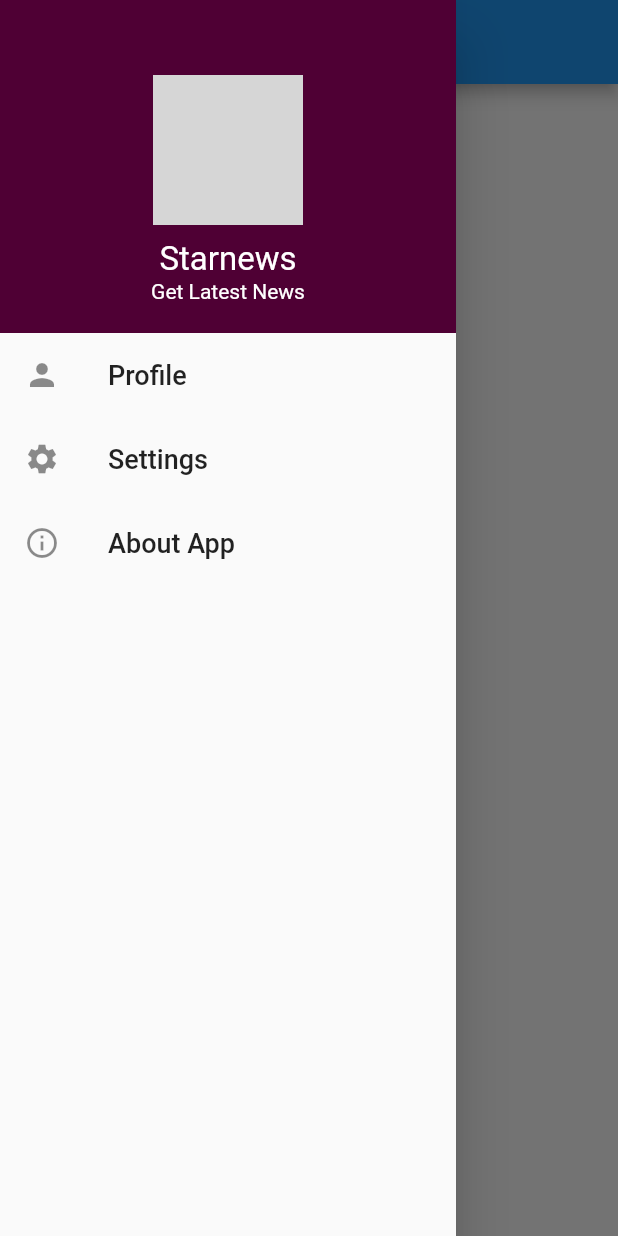
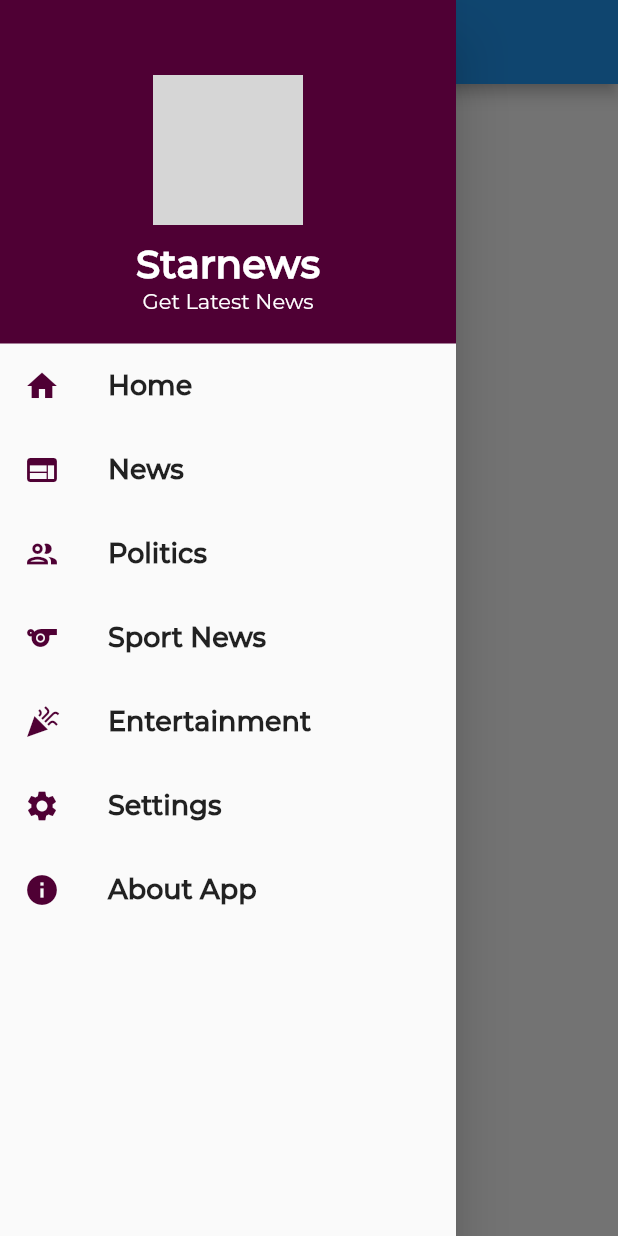
Before and after one commit to ENOCH1234/starnews, a Flutter app: the Screen screen opened directly, with the side drawer open, on a phone screen of 412 x 824 dp. Run offline on Flutter 3.47's test engine with Material 2 defaults, Android fonts, the phone set to English and light mode, and no system bars; our stand-ins replace google_mobile_ads, shared_preferences, splashscreen; missing offline and left inert: flutter_webview_plugin; accounts and stored records are empty; network calls fail; grey boxes are pictures that could not be loaded.

Commit message:
Added new ListTile to drawer

```diff
--- a/lib/drawer/drawer.dart
+++ b/lib/drawer/drawer.dart
@@ -42,51 +42,114 @@ class MainDrawer extends StatelessWidget {
                   ),
                   Text("Starnews",
                     style: TextStyle(
-                      fontSize: 22,
+                      fontSize: 26,
                       color: Colors.white,
+                      fontFamily: 'Montserrat Medium',
+                      fontWeight: FontWeight.bold
                     ),
                   ),
 
                   Text("Get Latest News",
                     style: TextStyle(
                       color: Colors.white,
+                      fontFamily: 'Montserrat Regular',
                     ),
                   ),
                 ],
               )
             ),
           ),
+
+          // Home
           ListTile(
-            leading: Icon(Icons.person),
-            title: Text("Profile",
+            leading: Icon(Icons.home, color: Color(0xff4f0034),),
+            title: Text("Home",
               style: TextStyle(
                 fontSize: 18,
+                fontFamily: 'Montserrat Medium',
+                fontWeight: FontWeight.bold
               ),
             ),
             onTap: null,
           ),
 
+          // News
           ListTile(
-            leading: Icon(Icons.settings),
-            title: Text("Settings",
+            leading: Icon(Icons.web, color: Color(0xff4f0034),),
+            title: Text("News",
               style: TextStyle(
-                fontSize: 18,
+                  fontSize: 18,
+                  fontFamily: 'Montserrat Medium',
+                  fontWeight: FontWeight.bold
               ),
             ),
             onTap: null,
           ),
 
+          // Politics
           ListTile(
-            leading: Icon(Icons.info_outline),
+            leading: Icon(Icons.people_outline_outlined, color: Color(0xff4f0034),),
+            title: Text("Politics",
+              style: TextStyle(
+                  fontSize: 18,
+                  fontFamily: 'Montserrat Medium',
+                  fontWeight: FontWeight.bold
+              ),
+            ),
+            onTap: null,
+          ),
+
+
+          // Sport News
+          ListTile(
+            leading: Icon(Icons.sports, color: Color(0xff4f0034),),
+            title: Text("Sport News",
+              style: TextStyle(
+                  fontSize: 18,
+                  fontFamily: 'Montserrat Medium',
+                  fontWeight: FontWeight.bold
+              ),
+            ),
+            onTap: null,
+          ),
+
+          // Entertainment
+          ListTile(
+            leading: Icon(Icons.celebration, color: Color(0xff4f0034),),
+            title: Text("Entertainment",
+              style: TextStyle(
+                  fontSize: 18,
+                  fontFamily: 'Montserrat Medium',
+                  fontWeight: FontWeight.bold
+              ),
+            ),
+            onTap: null,
+          ),
+
+          // Settings
+          ListTile(
+            leading: Icon(Icons.settings, color: Color(0xff4f0034),),
+            title: Text("Settings",
+              style: TextStyle(
+                  fontSize: 18,
+                  fontFamily: 'Montserrat Medium',
+                  fontWeight: FontWeight.bold
+              ),
+            ),
+            onTap: null,
+          ),
+
+          // Home
+          ListTile(
+            leading: Icon(Icons.info, color: Color(0xff4f0034),),
             title: Text("About App",
               style: TextStyle(
-                fontSize: 18,
+                  fontSize: 18,
+                  fontFamily: 'Montserrat Medium',
+                  fontWeight: FontWeight.bold
               ),
             ),
-            onTap: () {
-              Navigator.of(context).pop();
-              Navigator.of(context).pushNamed(AboutApp.routeName);
-            },
+            onTap: null,
           ),
         ],
       ),
--- a/lib/webview/home.dart
+++ b/lib/webview/home.dart
@@ -43,24 +43,24 @@ class _StarnewsHomeState extends State<StarnewsHome> {
 
       drawer: MainDrawer(),
 
-      body: Builder(builder: (BuildContext context) {
-        return WebviewScaffold(
-          url: 'https://www.starnews.com.ng',
-          withZoom: true,
-          scrollBar: true,
-          withLocalStorage: true,
-          withJavascript: true,
-          initialChild: Center(child: Text('Loading...')),
-        );
-      }
+      // body: Builder(builder: (BuildContext context) {
+      //   return WebviewScaffold(
+      //     url: 'https://www.starnews.com.ng',
+      //     withZoom: true,
+      //     scrollBar: true,
+      //     withLocalStorage: true,
+      //     withJavascript: true,
+      //     initialChild: Center(child: Text('Loading...')),
+      //   );
+      // }
+      // ),
+
+      body: new RefreshIndicator(
+          child: new Center(
+            child: Text('Welcome!'),
+          ),
+          onRefresh: () async {},
       ),
-
-      // body: new RefreshIndicator(
-      //     child: new Center(
-      //       child: Text('Welcome!'),
-      //     ),
-      //     onRefresh: () async {},
-      // ),
 
       bottomNavigationBar: Container(
         height: 50,
```
Also changed, not shown: 1 other file.
